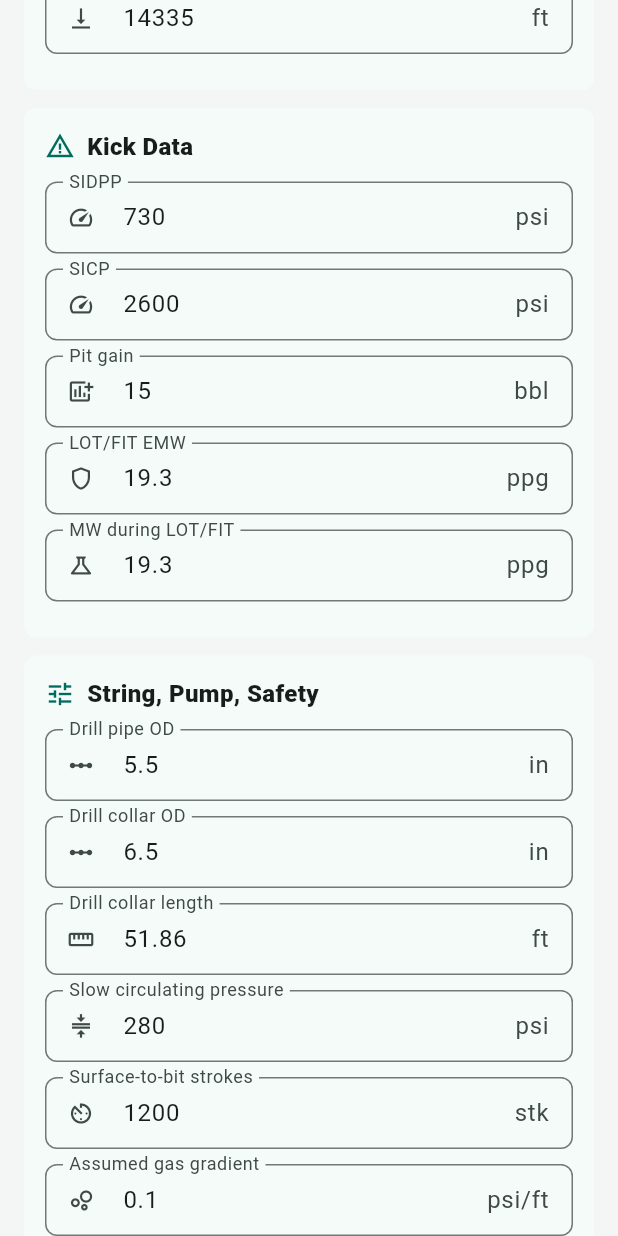
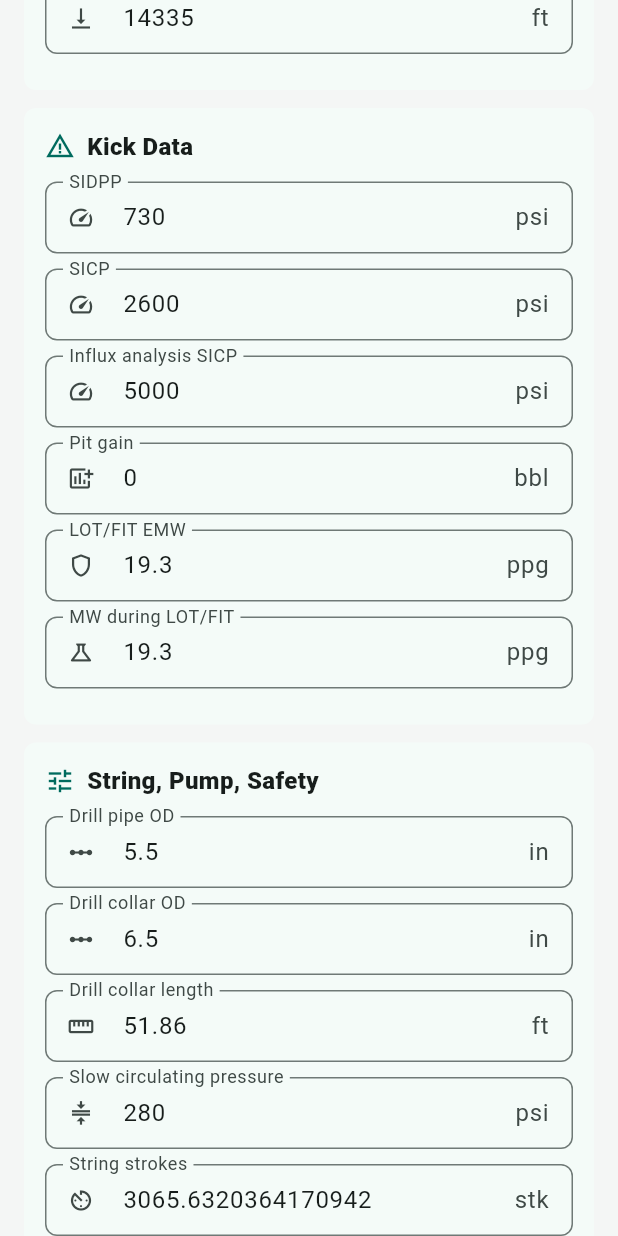
Before and after one commit to TJ-90/random, a Flutter app: the screen it shows after launch, scrolled down 576 dp, on a phone screen of 412 x 824 dp. Run offline on Flutter 3.47's test engine with Material 3 defaults, Android fonts, the phone set to English and light mode, and no system bars.

Commit message:
Align well control math to the remaining workbook
The app still carried defaults and an influx classification guard from the workbook that was removed. This changes the current well-control calculator to follow the remaining all-in-one workbook's visible INPUT DATA, KILL SHEET, Kick Tolerance, Volumetric Method, and Influx Analysis formulas.

Constraint: The remaining workbook has KILL SHEET!G59 as a broken #REF, so the app continues to use the workbook's visible INPUT DATA!D37 KRP value for ICP/FCP rather than a deleted-sheet reference.

Rejected: Keep a no-pit-gain special case | the remaining Influx Analysis tab classifies zero gradient as GAS KICK.

Confidence: medium

Scope-risk: narrow

Directive: Treat ALL IN 1 KILL SHEET- CLAUDE CORRECTED AS PER ORG.xlsx as the source of truth until another workbook is added deliberately.

Tested: flutter analyze; flutter test

Not-tested: Local Android release build, because this shell has no Java runtime

```diff
--- a/lib/calculators/well_control.dart
+++ b/lib/calculators/well_control.dart
@@ -15,6 +15,7 @@ class WellControlInputs {
     required this.casingShoeTvdFt,
     required this.sidppPsi,
     required this.sicpPsi,
+    required this.influxAnalysisSicpPsi,
     required this.pitGainBbl,
     required this.lotFitEmwPpg,
     required this.mudWeightDuringFitPpg,
@@ -39,14 +40,15 @@ class WellControlInputs {
       casingShoeTvdFt: 14335,
       sidppPsi: 730,
       sicpPsi: 2600,
-      pitGainBbl: 15,
+      influxAnalysisSicpPsi: 5000,
+      pitGainBbl: 0,
       lotFitEmwPpg: 19.3,
       mudWeightDuringFitPpg: 19.3,
       drillPipeOdIn: 5.5,
       drillCollarOdIn: 6.5,
       drillCollarLengthFt: 51.86,
       slowCirculatingPressurePsi: 280,
-      surfaceToBitStrokes: 1200,
+      surfaceToBitStrokes: 3065.6320364170942,
       gasGradientPsiPerFt: 0.1,
       safetyMarginPsi: 100,
       pressureIncrementPsi: 100,
@@ -62,6 +64,7 @@ class WellControlInputs {
   final double casingShoeTvdFt;
   final double sidppPsi;
   final double sicpPsi;
+  final double influxAnalysisSicpPsi;
   final double pitGainBbl;
   final double lotFitEmwPpg;
   final double mudWeightDuringFitPpg;
@@ -314,11 +317,10 @@ class WellControlCalculator {
       inputs.currentMudWeightPpg,
       math.max(0, inputs.holeTvdFt - influxHeight).toDouble(),
     );
-    final influxHydrostatic = inputs.pitGainBbl <= 0 || influxHeight <= 0
-        ? 0.0
-        : kill.formationPressurePsi -
-              inputs.sicpPsi -
-              mudHydrostaticAboveInflux;
+    final influxHydrostatic =
+        kill.formationPressurePsi -
+        inputs.influxAnalysisSicpPsi -
+        mudHydrostaticAboveInflux;
     final influxGradient = influxHeight <= 0
         ? 0.0
         : influxHydrostatic / influxHeight;
@@ -333,7 +335,7 @@ class WellControlCalculator {
       mudWeightPpg: kill.killMudWeightPpg,
       casingShoeTvdFt: inputs.casingShoeTvdFt,
     );
-    final type = classifyInflux(influxGradient, inputs.pitGainBbl);
+    final type = classifyInflux(influxGradient);
 
     return InfluxAnalysisResult(
       bottomHolePressurePsi: kill.formationPressurePsi,
@@ -346,7 +348,7 @@ class WellControlCalculator {
       influxType: type,
       maaspCurrentMudPsi: maaspCurrent,
       maaspKillMudPsi: maaspKill,
-      canCirculateSafely: inputs.sicpPsi < maaspCurrent,
+      canCirculateSafely: inputs.influxAnalysisSicpPsi < maaspCurrent,
       recommendedAction: _recommendedAction(type),
     );
   }
@@ -474,34 +476,28 @@ double influxHeightFromVolume({
       (volumeBbl - lowerSectionVolume) / upperCapacityBblPerFt;
 }
 
-String classifyInflux(double gradientPsiPerFt, double pitGainBbl) {
-  if (pitGainBbl <= 0) {
-    return 'No pit gain entered';
-  }
+String classifyInflux(double gradientPsiPerFt) {
   if (gradientPsiPerFt < 0.15) {
-    return 'Gas kick';
+    return 'GAS KICK';
   }
   if (gradientPsiPerFt < 0.25) {
-    return 'Gas-cut mud or light oil';
+    return 'GAS-CUT MUD/OIL';
   }
   if (gradientPsiPerFt < 0.40) {
-    return 'Oil kick';
+    return 'OIL KICK';
   }
   if (gradientPsiPerFt < 0.45) {
-    return 'Saltwater kick';
+    return 'SALTWATER KICK';
   }
-  return 'Saltwater or heavy brine';
+  return 'SALTWATER / HEAVY BRINE';
 }
 
 String _recommendedAction(String influxType) {
-  if (influxType == 'No pit gain entered') {
-    return 'Enter pit gain before classifying the influx.';
+  if (influxType == 'GAS KICK') {
+    return 'W&W or Drillers - GAS: max casing pr during kill';
   }
-  if (influxType == 'Gas kick') {
-    return 'Use maximum MAASP discipline and prepare for gas expansion.';
+  if (influxType == 'GAS-CUT MUD/OIL' || influxType == 'OIL KICK') {
+    return 'W&W preferred - monitor casing pr closely';
   }
-  if (influxType == 'Oil kick' || influxType == 'Gas-cut mud or light oil') {
-    return 'Prefer wait and weight where practical; monitor casing pressure.';
-  }
-  return 'Check loss risk and confirm formation strength before circulating.';
+  return 'W&W - lower risk, less gas expansion';
 }
--- a/lib/main.dart
+++ b/lib/main.dart
@@ -166,6 +166,7 @@ class _WellControlScreenState extends State<WellControlScreen> {
       casingShoeTvdFt: read(_FieldId.casingShoeTvdFt),
       sidppPsi: read(_FieldId.sidppPsi),
       sicpPsi: read(_FieldId.sicpPsi),
+      influxAnalysisSicpPsi: read(_FieldId.influxAnalysisSicpPsi),
       pitGainBbl: read(_FieldId.pitGainBbl),
       lotFitEmwPpg: read(_FieldId.lotFitEmwPpg),
       mudWeightDuringFitPpg: read(_FieldId.mudWeightDuringFitPpg),
@@ -872,6 +873,7 @@ enum _FieldId {
   casingShoeTvdFt,
   sidppPsi,
   sicpPsi,
+  influxAnalysisSicpPsi,
   pitGainBbl,
   lotFitEmwPpg,
   mudWeightDuringFitPpg,
@@ -989,6 +991,14 @@ final _fieldDefinitions = [
     rawValue: (inputs) => inputs.sicpPsi,
   ),
   _FieldDefinition(
+    id: _FieldId.influxAnalysisSicpPsi,
+    group: _FieldGroup.kick,
+    label: 'Influx analysis SICP',
+    unit: 'psi',
+    icon: Icons.speed_outlined,
+    rawValue: (inputs) => inputs.influxAnalysisSicpPsi,
+  ),
+  _FieldDefinition(
     id: _FieldId.pitGainBbl,
     group: _FieldGroup.kick,
     label: 'Pit gain',
@@ -1047,7 +1057,7 @@ final _fieldDefinitions = [
   _FieldDefinition(
     id: _FieldId.surfaceToBitStrokes,
     group: _FieldGroup.stringPump,
-    label: 'Surface-to-bit strokes',
+    label: 'String strokes',
     unit: 'stk',
     icon: Icons.av_timer,
     rawValue: (inputs) => inputs.surfaceToBitStrokes,
```
Also changed, not shown: 1 other file.
